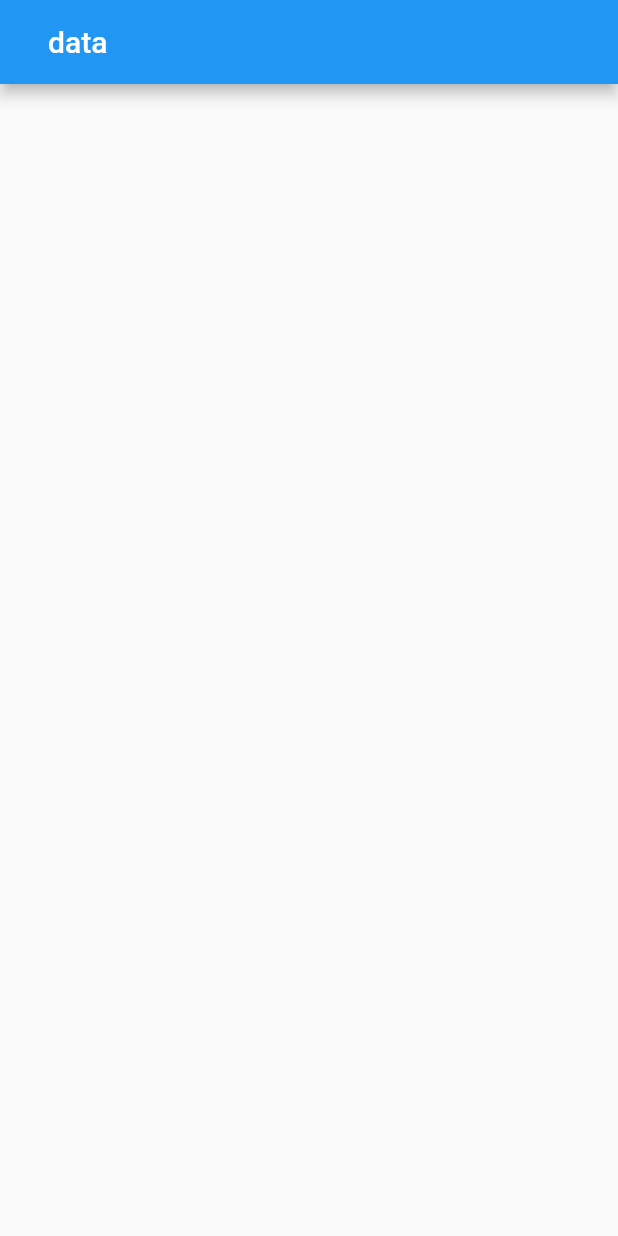
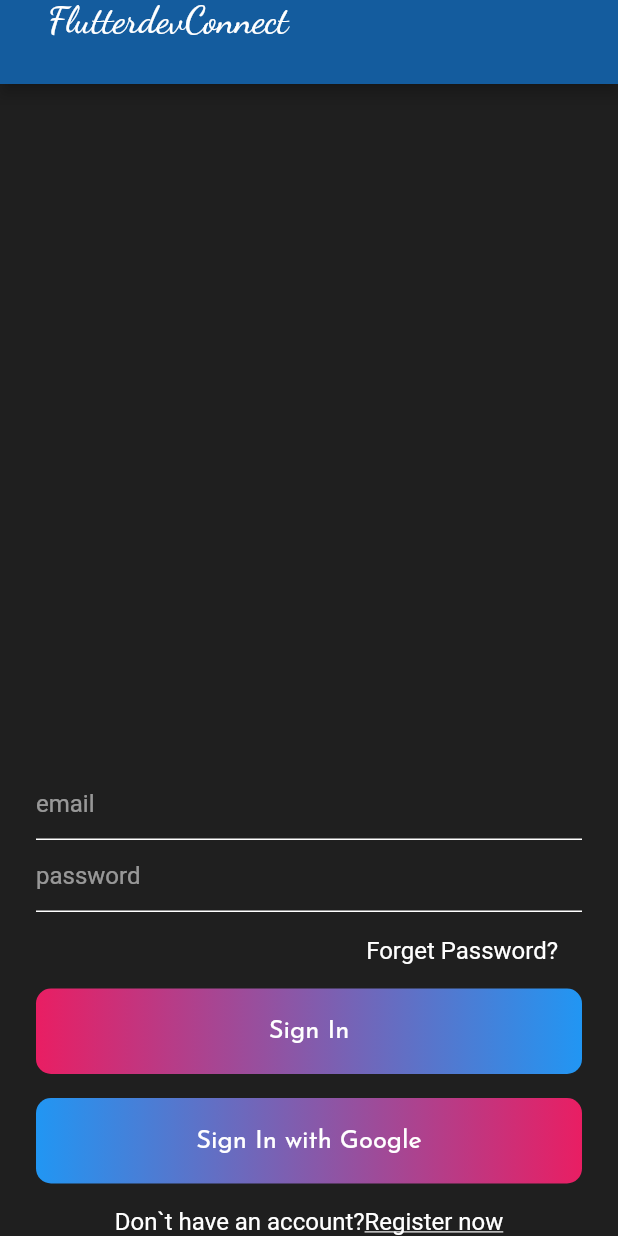
Before and after one commit to JideijeEmeka/chat_app, a Flutter app: the screen it shows after launch, on a phone screen of 412 x 824 dp. Run offline on Flutter 3.47's test engine with Material 2 defaults, Android fonts, the phone set to English and light mode, and no system bars; our stand-ins replace google_fonts.

Commit message:
designing the sign in page

```diff
--- a/lib/main.dart
+++ b/lib/main.dart
@@ -14,6 +14,9 @@ class MyApp extends StatelessWidget {
       debugShowCheckedModeBanner: false,
       theme: ThemeData(
         primarySwatch: Colors.blue,
+        primaryColor: Color(0xff145C9E),
+        scaffoldBackgroundColor: Color(0xff1F1F1F),
+        visualDensity: VisualDensity.adaptivePlatformDensity,
       ),
       home: SignIn(),
     );
--- a/lib/views/signin.dart
+++ b/lib/views/signin.dart
@@ -1,5 +1,8 @@
+import 'dart:ui';
+
 import 'package:chat_app/widgets/widget.dart';
 import 'package:flutter/material.dart';
+import 'package:google_fonts/google_fonts.dart';
 
 class SignIn extends StatefulWidget {
   @override
@@ -11,8 +14,66 @@ class _SignInState extends State<SignIn> {
   Widget build(BuildContext context) {
     return Scaffold(
       appBar: AppBar(
-        // centerTitle: true,
+        centerTitle: true,
         title: appBarMain(context),
+      ),
+      body: Container(
+        height: MediaQuery.of(context).size.height,
+        alignment: Alignment.bottomCenter,
+        child: Container(
+          padding: const EdgeInsets.symmetric(horizontal: 24),
+          child: Column(
+            mainAxisSize: MainAxisSize.min,
+            children: [
+              Spacer(),
+              TextField(
+                  style: simpleTextStyle(),
+                  decoration: textFieldInputDecoration('email')),
+              TextField(
+                  style: simpleTextStyle(),
+                  decoration: textFieldInputDecoration('password')),
+              SizedBox(
+                height: 8,
+              ),
+              Container(
+                alignment: Alignment.centerRight,
+                child: Container(
+                  padding: EdgeInsets.symmetric(horizontal: 16, vertical: 8),
+                  child: Text(
+                    'Forget Password?',
+                    style: simpleTextStyle(),
+                  ),
+                ),
+              ),
+              SizedBox(
+                height: 8,
+              ),
+              customButton1(context, 'Sign In'),
+              SizedBox(
+                height: 16,
+              ),
+              customButton2(context, 'Sign In with Google'),
+              SizedBox(
+                height: 16,
+              ),
+              Row(
+                mainAxisAlignment: MainAxisAlignment.center,
+                children: [
+                  Text('Don`t have an account?',
+                      style: GoogleFonts.roboto(
+                          textStyle:
+                              TextStyle(fontSize: 16, color: Colors.white))),
+                  Text(
+                    'Register now',
+                    style: GoogleFonts.roboto(
+                        textStyle: TextStyle(fontSize: 16, color: Colors.white),
+                        decoration: TextDecoration.underline),
+                  )
+                ],
+              )
+            ],
+          ),
+        ),
       ),
     );
   }
--- a/lib/widgets/widget.dart
+++ b/lib/widgets/widget.dart
@@ -1,8 +1,63 @@
 import 'package:flutter/material.dart';
+import 'package:google_fonts/google_fonts.dart';
 
 Widget appBarMain(BuildContext context) {
   return AppBar(
-    title: Text('data'),
+    title: Padding(
+      padding: const EdgeInsets.only(bottom: 30),
+      child: Text('FlutterdevConnect',
+          style: GoogleFonts.dancingScript(textStyle: TextStyle(fontSize: 25))),
+    ),
     elevation: 0,
   );
 }
+
+InputDecoration textFieldInputDecoration(String hintText) {
+  return InputDecoration(
+      hintText: hintText,
+      hintStyle: TextStyle(color: Colors.white54),
+      focusedBorder:
+          UnderlineInputBorder(borderSide: BorderSide(color: Colors.white)),
+      enabledBorder:
+          UnderlineInputBorder(borderSide: BorderSide(color: Colors.white)),
+      border: OutlineInputBorder(
+          borderRadius: BorderRadius.all(Radius.circular(10))));
+}
+
+TextStyle simpleTextStyle() {
+  return TextStyle(color: Colors.white, fontSize: 16);
+}
+
+Widget customButton1(BuildContext context, String text) {
+  Color color1 = Colors.pink;
+  Color color2 = Colors.blue;
+  return Container(
+    alignment: Alignment.center,
+    width: MediaQuery.of(context).size.width,
+    padding: EdgeInsets.symmetric(vertical: 20),
+    decoration: BoxDecoration(
+        gradient: LinearGradient(colors: [color1, color2]),
+        borderRadius: BorderRadius.circular(10)),
+    child: Text(
+      text,
+      style: GoogleFonts.josefinSans(fontSize: 17, color: Colors.white),
+    ),
+  );
+}
+
+Widget customButton2(BuildContext context, String text) {
+  Color color1 = Colors.blue;
+  Color color2 = Colors.pink;
+  return Container(
+    alignment: Alignment.center,
+    width: MediaQuery.of(context).size.width,
+    padding: EdgeInsets.symmetric(vertical: 20),
+    decoration: BoxDecoration(
+        gradient: LinearGradient(colors: [color1, color2]),
+        borderRadius: BorderRadius.circular(10)),
+    child: Text(
+      text,
+      style: GoogleFonts.josefinSans(fontSize: 17, color: Colors.white),
+    ),
+  );
+}
```
Also changed, not shown: assets/images/logo-chatapp.jpg (deleted).
